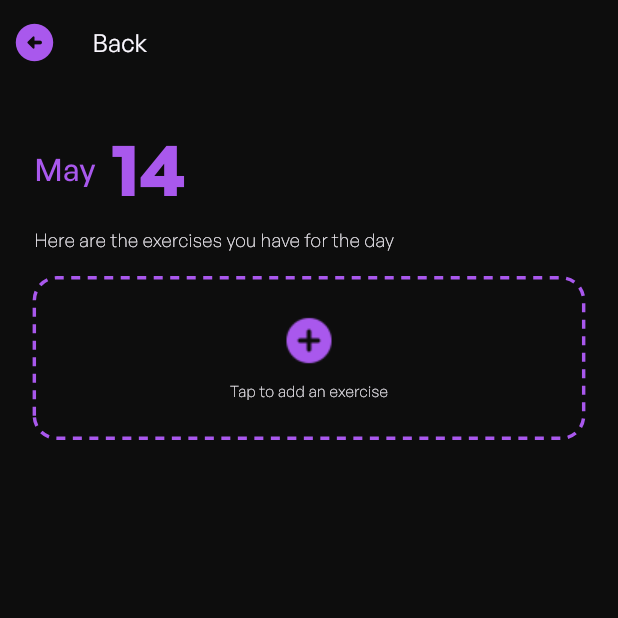
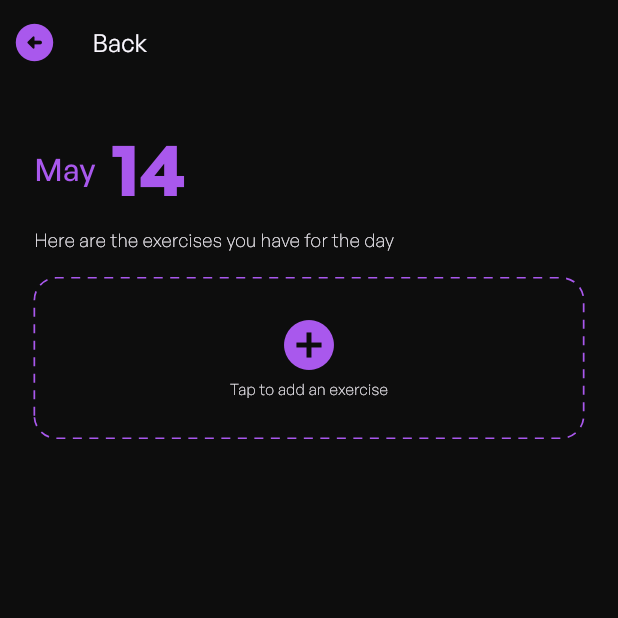
Before and after one commit to MNJDen/WeFit, a Flutter app: the SetExercise screen opened directly with empty values, on a phone screen of 412 x 824 dp, the top half of it. Run offline on Flutter 3.47's test engine with Material 3 defaults, Android fonts, the phone set to English and light mode, and no system bars; drawn by our look-alikes of dotted_border; our stand-ins replace carousel_slider, cloud_firestore, firebase_auth, firebase_core, firebase_storage, flutter_animate and 3 more; accounts and stored records are empty; network calls fail; project files that could hold a hidden picture were left out.

Commit message:
Pages: Update Set Exercise

```diff
--- a/lib/Screens/SetExercise.dart
+++ b/lib/Screens/SetExercise.dart
@@ -123,7 +123,7 @@ class _SetExerciseState extends State<SetExercise> {
                     child: DottedBorder(
                       dashPattern: [6, 5, 6, 5],
                       color: purpleColor,
-                      strokeWidth: 2.w,
+                      strokeWidth: 1.w,
                       borderType: BorderType.RRect,
                       radius: Radius.circular(15),
                       child: Container(
@@ -132,12 +132,14 @@ class _SetExerciseState extends State<SetExercise> {
                         child: Column(
                           mainAxisAlignment: MainAxisAlignment.center,
                           children: [
-                            Image.asset(
-                              'assets/images/Plus.png', // Replace this with the path to your plus icon image
-                              height: 36.h,
-                              width: 36.w,
+                            Icon(
+                              Icons.add_circle,
+                              color: purpleColor,
+                              size: 40.0,
+                              semanticLabel:
+                                  'Text to announce in accessibility modes',
                             ),
-                            SizedBox(height: 8.h),
+                            SizedBox(height: 2.h),
                             Text(
                               'Tap to add an exercise',
                               style: TextStyle(
```
